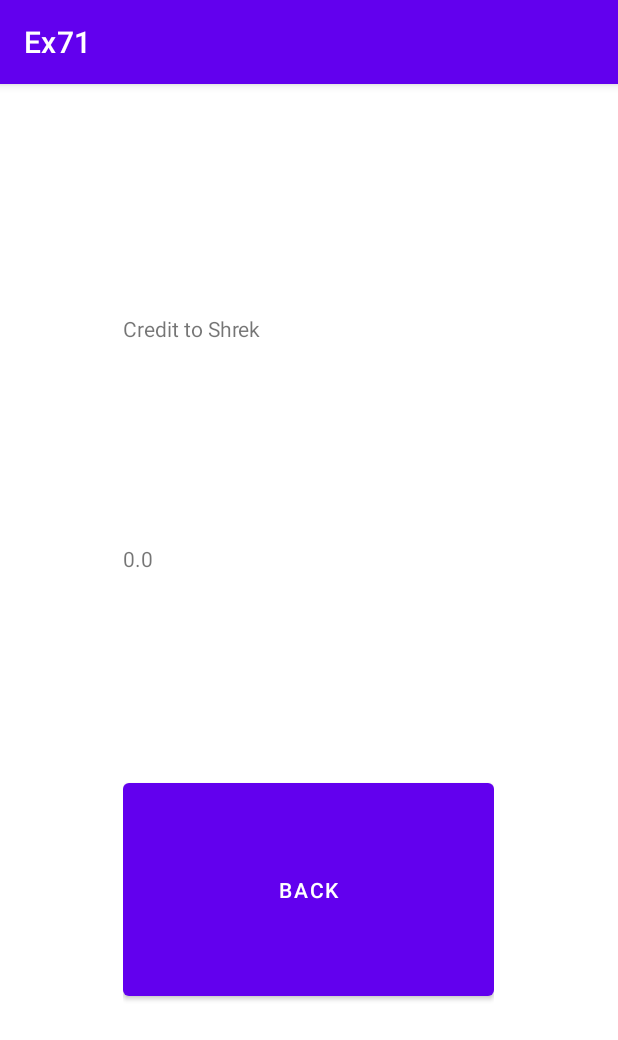
After one commit to ya2925/Ex71, an Android app: the credit screen opened directly, with no data from a screen before it, on a phone screen of 412 x 824 dp. The commit adds this screen. Shown: the top 1040 px of the screen. Run offline under Robolectric (Android 15) with nearby library versions, the phone set to English and light mode, and no system bars.

Commit message:
ADDED CREDIT

```diff
--- a/app/src/main/AndroidManifest.xml
+++ b/app/src/main/AndroidManifest.xml
@@ -12,6 +12,9 @@
         android:theme="@style/Theme.Ex71"
         tools:targetApi="31">
         <activity
+            android:name=".credit"
+            android:exported="false" />
+        <activity
             android:name=".MainActivity"
             android:exported="true">
             <intent-filter>
--- a/app/src/main/java/com/example/ex71/MainActivity.java
+++ b/app/src/main/java/com/example/ex71/MainActivity.java
@@ -2,6 +2,7 @@ package com.example.ex71;
 
 import androidx.appcompat.app.AppCompatActivity;
 
+import android.content.Intent;
 import android.os.Bundle;
 import android.view.View;
 import android.widget.Button;
@@ -36,6 +37,13 @@ public class MainActivity extends AppCompatActivity {
         dot = findViewById(R.id.dot);
         plusminus = findViewById(R.id.plusminus);
         tv = findViewById(R.id.result);
+        zero.setOnLongClickListener(new View.OnLongClickListener() {
+            @Override
+            public boolean onLongClick(View v) {
+                goToCredit(v);
+                return true;
+            }
+        });
     }
 
     public void one(View view) {
@@ -130,6 +138,12 @@ public class MainActivity extends AppCompatActivity {
         current = 0;
     }
 
+    public void goToCredit(View view) {
+        Intent intent = new Intent(this, credit.class);
+        intent.putExtra("result", result);
+        startActivity(intent);
+    }
+
 
 
 }
--- /dev/null
+++ b/app/src/main/java/com/example/ex71/credit.java
@@ -0,0 +1,26 @@
+package com.example.ex71;
+
+import androidx.appcompat.app.AppCompatActivity;
+
+import android.content.Intent;
+import android.os.Bundle;
+import android.view.View;
+import android.widget.TextView;
+
+public class credit extends AppCompatActivity {
+
+    @Override
+    protected void onCreate(Bundle savedInstanceState) {
+        super.onCreate(savedInstanceState);
+        setContentView(R.layout.activity_credit);
+
+        Intent intent = getIntent();
+        String result = intent.getDoubleExtra("result", 0) + "";
+        TextView tv = findViewById(R.id.Cresult);
+        tv.setText(result);
+    }
+
+    public void back(View view) {
+        finish();
+    }
+}
--- /dev/null
+++ b/app/src/main/res/layout/activity_credit.xml
@@ -0,0 +1,57 @@
+<?xml version="1.0" encoding="utf-8"?>
+<LinearLayout xmlns:android="http://schemas.android.com/apk/res/android"
+    xmlns:app="http://schemas.android.com/apk/res-auto"
+    xmlns:tools="http://schemas.android.com/tools"
+    android:layout_width="match_parent"
+    android:layout_height="match_parent"
+    tools:context=".credit">
+
+    <Space
+        android:layout_width="0px"
+        android:layout_height="wrap_content"
+        android:layout_weight="1" />
+
+    <LinearLayout
+        android:layout_width="0px"
+        android:layout_height="match_parent"
+        android:layout_weight="3"
+        android:orientation="vertical">
+
+        <Space
+            android:layout_width="match_parent"
+            android:layout_height="0px"
+            android:layout_weight="1" />
+
+        <TextView
+            android:id="@+id/textView"
+            android:layout_width="match_parent"
+            android:layout_height="0px"
+            android:layout_weight="1"
+            android:text="Credit to Shrek" />
+
+        <TextView
+            android:id="@+id/Cresult"
+            android:layout_width="match_parent"
+            android:layout_height="0dp"
+            android:layout_weight="1"
+            android:text="TextView" />
+
+        <Button
+            android:id="@+id/button"
+            android:layout_width="match_parent"
+            android:layout_height="0dp"
+            android:layout_weight="1"
+            android:onClick="back"
+            android:text="BACK" />
+
+        <Space
+            android:layout_width="match_parent"
+            android:layout_height="0px"
+            android:layout_weight="1" />
+    </LinearLayout>
+
+    <Space
+        android:layout_width="0px"
+        android:layout_height="wrap_content"
+        android:layout_weight="1" />
+</LinearLayout>
```
